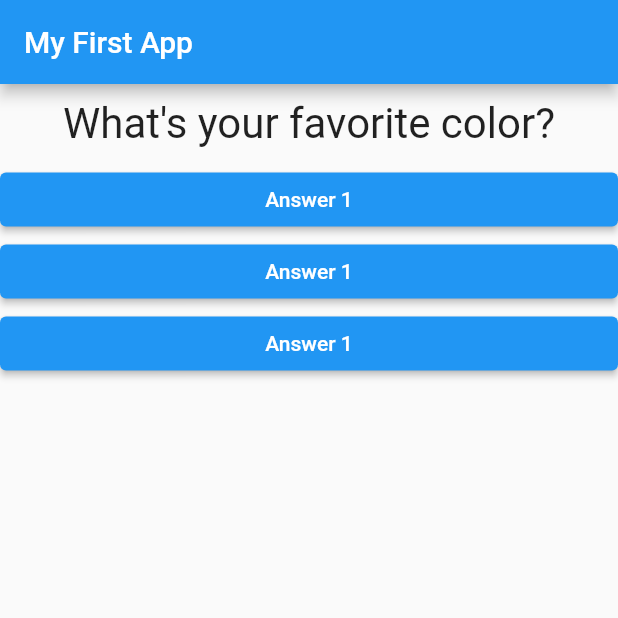
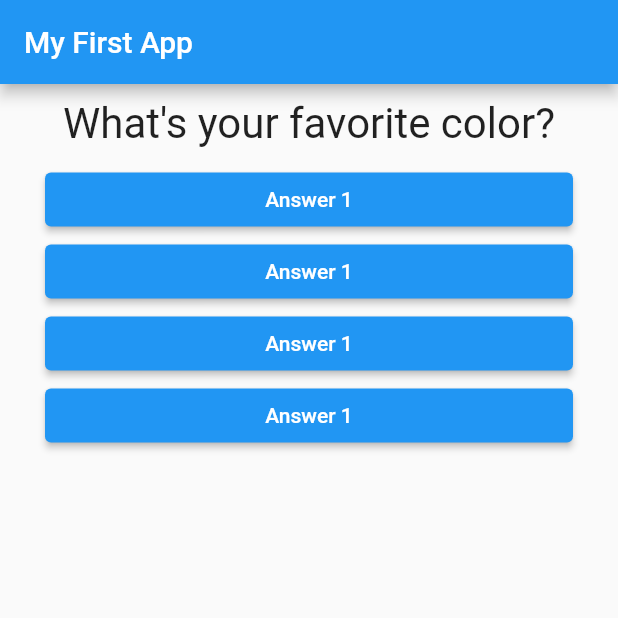
Before and after one commit to JuanAntonioV/flutter_complete_guide, a Flutter app: the screen it shows after launch, on a phone screen of 412 x 824 dp, the top half of it. Run offline on Flutter 3.47's test engine with Material 2 defaults, Android fonts, the phone set to English and light mode, and no system bars.

Commit message:
Mapping Array, Accessing Object

```diff
--- a/lib/answer.dart
+++ b/lib/answer.dart
@@ -4,13 +4,15 @@ import 'package:flutter/src/widgets/framework.dart';
 
 class Answer extends StatelessWidget {
   final VoidCallback selectHandler;
+  final String answerText;
 
-  Answer(this.selectHandler);
+  Answer(this.selectHandler, String this.answerText);
 
   @override
   Widget build(BuildContext context) {
     return Container(
       width: double.infinity,
+      margin: EdgeInsets.only(left: 30, right: 30),
       child: ElevatedButton(
         onPressed: selectHandler,
         child: Text('Answer 1'),
--- a/lib/main.dart
+++ b/lib/main.dart
@@ -31,9 +31,18 @@ class _MyAppState extends State<MyApp> {
   @override
   Widget build(BuildContext context) {
     var questions = [
-      'What\'s your favorite color?',
-      'What\'s your favorite animal?',
-      'What\'s your favorite game?',
+      {
+        'questionText': 'What\'s your favorite color?',
+        'answers': ['Black', 'Red', 'Green', 'White']
+      },
+      {
+        'questionText': 'What\'s your favorite animal?',
+        'answers': ['Rabbit', 'Snake', 'Elephant', 'Lion']
+      },
+      {
+        'questionText': 'What\'s your favorite game?',
+        'answers': ['Call Of Duty', 'Mobile Legend', 'PUBG', 'Valorant']
+      }
     ];
 
     return MaterialApp(
@@ -43,10 +52,12 @@ class _MyAppState extends State<MyApp> {
           ),
           body: Column(
             children: [
-              Question(questions[_questionIndex]),
-              Answer(_answerQuestion),
-              Answer(_answerQuestion),
-              Answer(_answerQuestion)
+              Question(
+                questions[_questionIndex]['questionText'] as String,
+              ),
+              ...(questions[_questionIndex]['answers'] as List<String>)
+                  .map((answer) => Answer(_answerQuestion, answer))
+                  .toList()
             ],
           )),
     );
```
